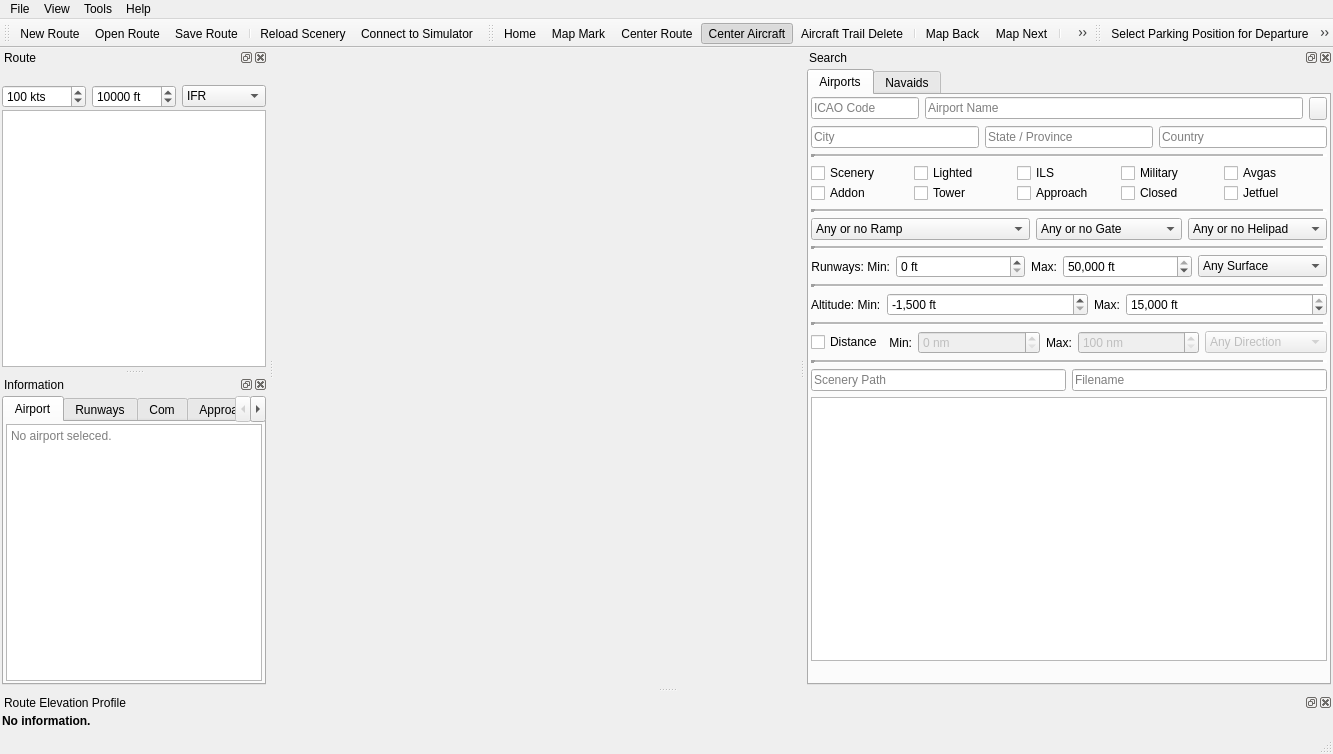
Before: the Qt Designer form src/gui/mainwindow.ui in albar965/littlenavmap, drawn with Qt 5.
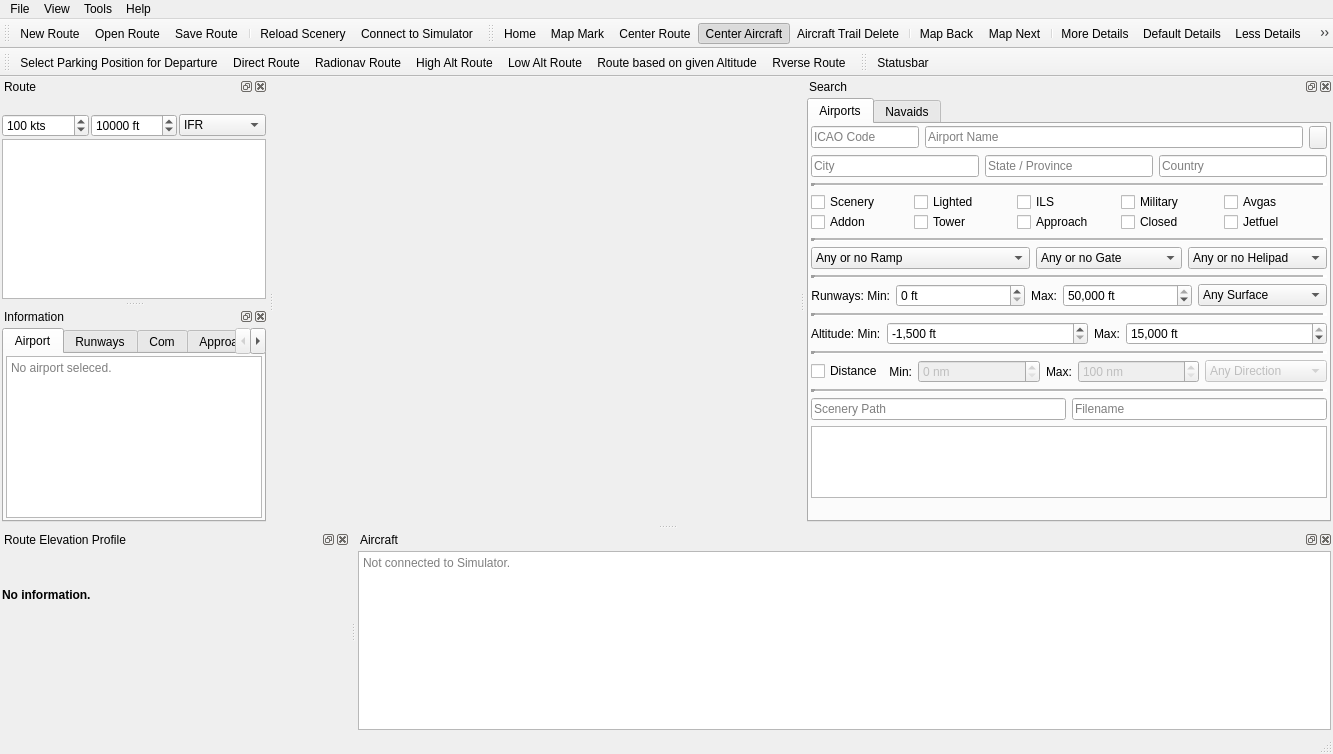
After: the same form once the commit is applied. Icons and pictures are not drawn.

Commit message: Fixed crash in airway tooltip. Added aircraft dock window.

The edit to the form file:
```diff
--- a/src/gui/mainwindow.ui
+++ b/src/gui/mainwindow.ui
@@ -95,6 +95,9 @@
    </attribute>
    <widget class="QWidget" name="dockWidgetContentsSearch">
     <layout class="QVBoxLayout" name="verticalLayout_2">
+     <property name="spacing">
+      <number>2</number>
+     </property>
      <property name="leftMargin">
       <number>2</number>
      </property>
@@ -1527,6 +1530,9 @@
      </item>
      <item>
       <layout class="QHBoxLayout" name="horizontalLayout">
+       <property name="spacing">
+        <number>2</number>
+       </property>
        <property name="topMargin">
         <number>0</number>
        </property>
@@ -1947,7 +1953,7 @@
     <enum>TopToolBarArea</enum>
    </attribute>
    <attribute name="toolBarBreak">
-    <bool>false</bool>
+    <bool>true</bool>
    </attribute>
    <addaction name="actionRouteSelectParking"/>
    <addaction name="actionRouteCalcDirect"/>
@@ -1997,6 +2003,55 @@
     </layout>
    </widget>
   </widget>
+  <widget class="QDockWidget" name="dockWidgetAircraft">
+   <property name="windowTitle">
+    <string>Aircraft</string>
+   </property>
+   <attribute name="dockWidgetArea">
+    <number>8</number>
+   </attribute>
+   <widget class="QWidget" name="dockWidgetContentsAircraft">
+    <layout class="QVBoxLayout" name="verticalLayout_15">
+     <property name="spacing">
+      <number>2</number>
+     </property>
+     <property name="leftMargin">
+      <number>2</number>
+     </property>
+     <property name="topMargin">
+      <number>2</number>
+     </property>
+     <property name="rightMargin">
+      <number>2</number>
+     </property>
+     <property name="bottomMargin">
+      <number>2</number>
+     </property>
+     <item>
+      <widget class="QTextEdit" name="textEditAircraftInfo">
+       <property name="readOnly">
+        <bool>true</bool>
+       </property>
+       <property name="placeholderText">
+        <string>Not connected to Simulator.</string>
+       </property>
+      </widget>
+     </item>
+    </layout>
+   </widget>
+  </widget>
+  <widget class="QToolBar" name="viewToolBar">
+   <property name="windowTitle">
+    <string>View Toolbar</string>
+   </property>
+   <attribute name="toolBarArea">
+    <enum>TopToolBarArea</enum>
+   </attribute>
+   <attribute name="toolBarBreak">
+    <bool>false</bool>
+   </attribute>
+   <addaction name="actionShowStatusbar"/>
+  </widget>
   <action name="actionSearchFilterIncluding">
    <property name="icon">
     <iconset resource="../../littlenavmap.qrc">
```
Left out of the diff: 3 changed lines with no effect on the pictures. The commit also changes 2 other files.
